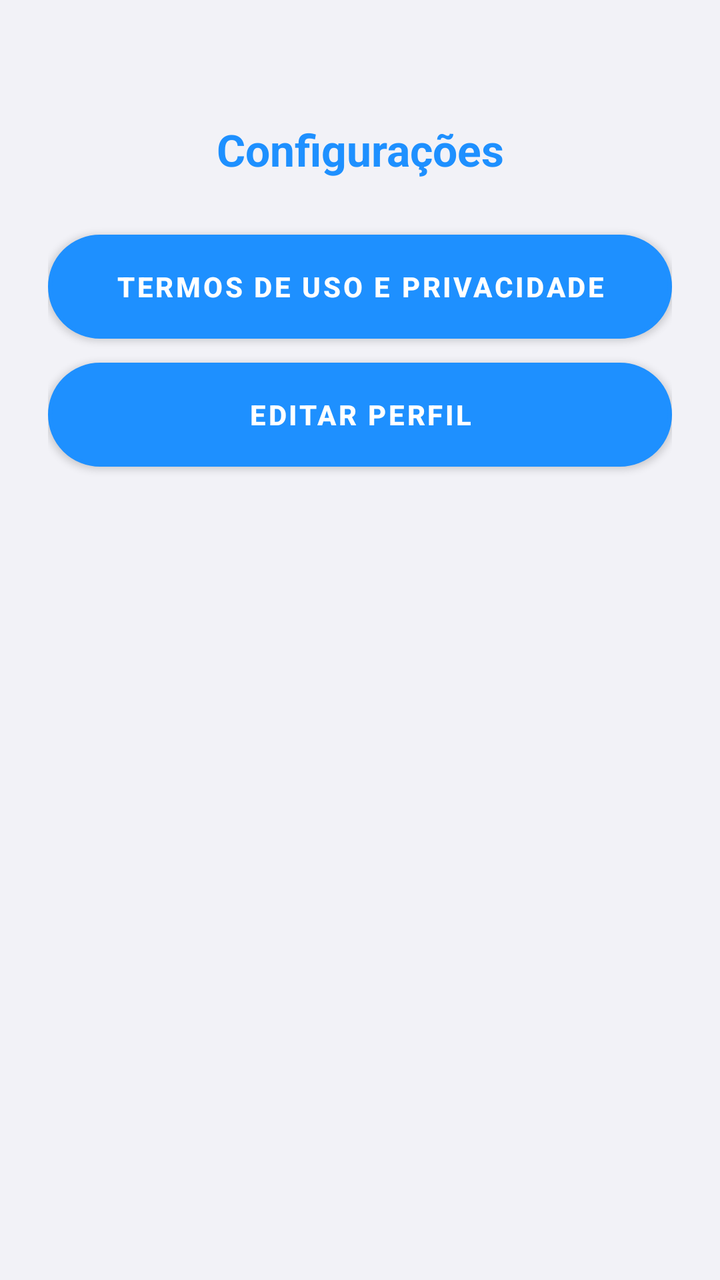
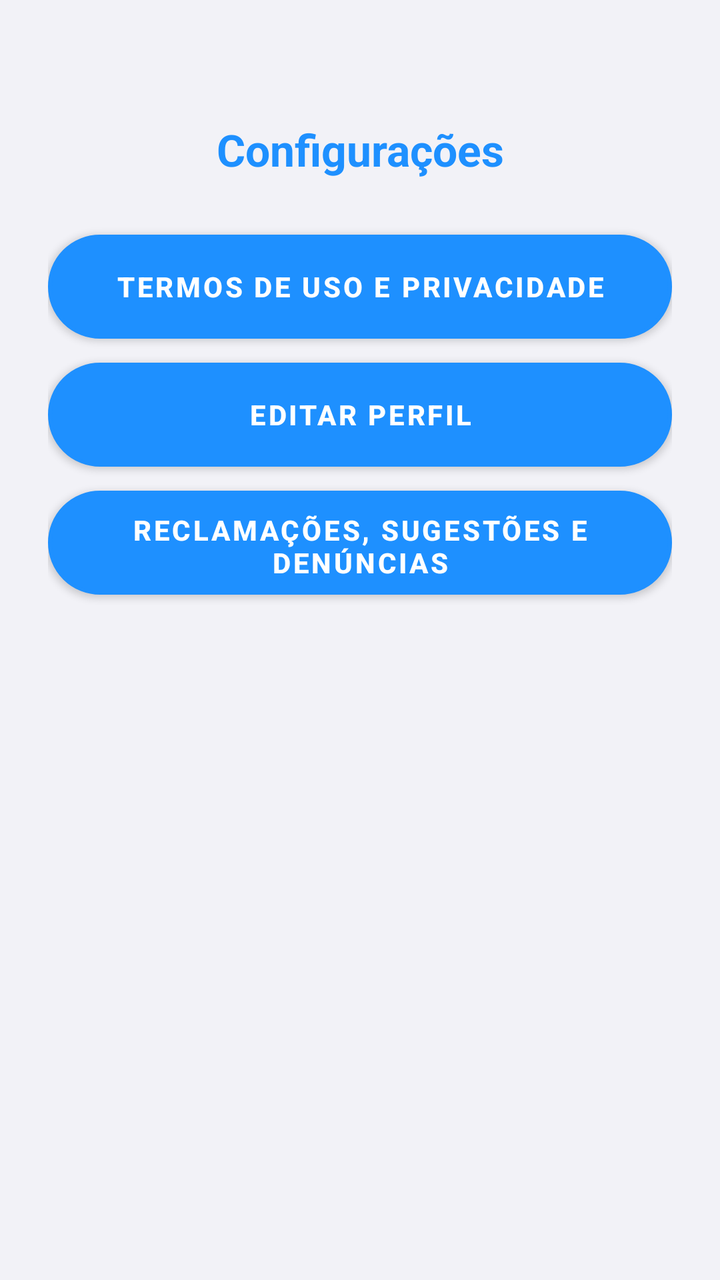

Compare the two renders of this Android layout. The source of the first and the diff that turns it into the second are given below.
<!-- AndroidManifest.xml: application theme Theme.Caronas -->
<!-- res/layout/activity_configuracoes_caronas.xml -->
<?xml version="1.0" encoding="utf-8"?>
<LinearLayout xmlns:android="http://schemas.android.com/apk/res/android"
    android:layout_width="match_parent"
    android:layout_height="match_parent"
    android:orientation="vertical"
    android:background="@color/fundo_cinza_claro"
    android:padding="24dp">

    <TextView
        android:layout_width="match_parent"
        android:layout_height="wrap_content"
        android:text="@string/config_titulo"
        android:textColor="@color/azul_neon"
        android:textSize="22sp"
        android:textStyle="bold"
        android:gravity="center"
        android:paddingTop="36dp"
        android:paddingBottom="28dp" />

    <Button
        android:id="@+id/btnConfigTermos"
        android:layout_width="match_parent"
        android:layout_height="52dp"
        android:text="@string/config_botao_termos"
        android:textColor="#FFFFFF"
        android:textStyle="bold"
        android:background="@drawable/botao_azul_neon"
        android:layout_marginBottom="12dp" />

    <Button
        android:id="@+id/btnConfigEditarPerfil"
        android:layout_width="match_parent"
        android:layout_height="52dp"
        android:text="@string/config_botao_editar_perfil"
        android:textColor="#FFFFFF"
        android:textStyle="bold"
        android:background="@drawable/botao_azul_neon" />

</LinearLayout>
<!-- resources referenced by this layout -->
<resources>
  <color name="azul_neon">#1E90FF</color>
  <color name="fundo_cinza_claro">#F2F2F7</color>
  <!-- drawable botao_azul_neon (drawable) -->
  <?xml version="1.0" encoding="utf-8"?>
  <shape xmlns:android="http://schemas.android.com/apk/res/android">
      <solid android:color="#1E90FF" />
      <corners android:radius="25dp" />
      <stroke android:width="2dp" android:color="#66C7FF" />
      <padding android:left="16dp" android:right="16dp" android:top="12dp" android:bottom="12dp" />
  </shape>
  <string name="config_botao_editar_perfil">Editar Perfil</string>
  <string name="config_botao_termos">Termos de Uso e Privacidade</string>
  <string name="config_titulo">Configurações</string>
  <style name="Theme.Caronas" parent="Theme.MaterialComponents.DayNight.NoActionBar">
          <item name="colorPrimary">@color/azul_neon</item>
          <item name="colorPrimaryVariant">@color/azul_neon_escuro</item>
          <item name="colorOnPrimary">@color/white</item>
          <item name="colorSecondary">@color/azul_neon</item>
          <item name="colorSecondaryVariant">@color/azul_neon_escuro</item>
          <item name="colorOnSecondary">@color/white</item>
          <item name="android:statusBarColor">@color/fundo_escuro</item>
          <item name="android:windowBackground">@color/fundo_escuro</item>
      </style>
  <color name="azul_neon_escuro">#0D47A1</color>
  <color name="white">#FFFFFFFF</color>
  <color name="fundo_escuro">#0A0E1A</color>
</resources>

<!-- the commit's change to res/layout/activity_configuracoes_caronas.xml (unified diff, before → after) -->
@@ -34,6 +34,16 @@
         android:text="@string/config_botao_editar_perfil"
         android:textColor="#FFFFFF"
         android:textStyle="bold"
+        android:background="@drawable/botao_azul_neon"
+        android:layout_marginBottom="12dp" />
+
+    <Button
+        android:id="@+id/btnConfigManifestacoes"
+        android:layout_width="match_parent"
+        android:layout_height="52dp"
+        android:text="@string/config_botao_manifestacoes"
+        android:textColor="#FFFFFF"
+        android:textStyle="bold"
         android:background="@drawable/botao_azul_neon" />
 
 </LinearLayout>
<!-- resource entries referenced after the edit -->
@@ -11,6 +11,7 @@
       <padding android:left="16dp" android:right="16dp" android:top="12dp" android:bottom="12dp" />
   </shape>
   <string name="config_botao_editar_perfil">Editar Perfil</string>
+  <string name="config_botao_manifestacoes">Reclamações, Sugestões e Denúncias</string>
   <string name="config_botao_termos">Termos de Uso e Privacidade</string>
   <string name="config_titulo">Configurações</string>
   <style name="Theme.Caronas" parent="Theme.MaterialComponents.DayNight.NoActionBar">
